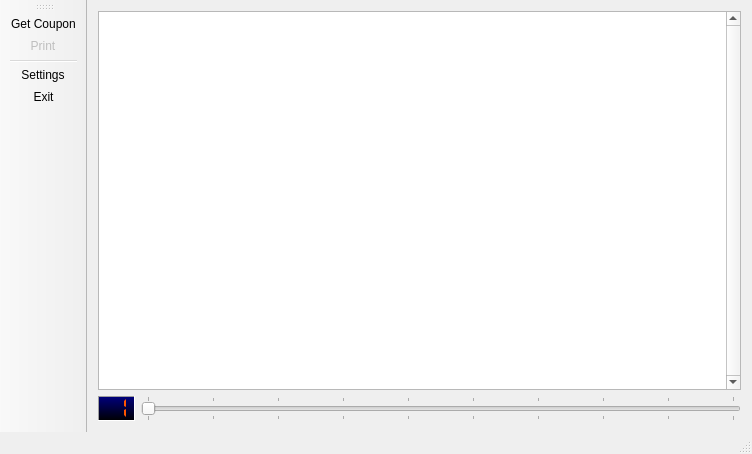
First picture: the form in mainwindow.ui, repository supertunaman/Hobby-Lobby-Coupon-Downloader, before the edit.
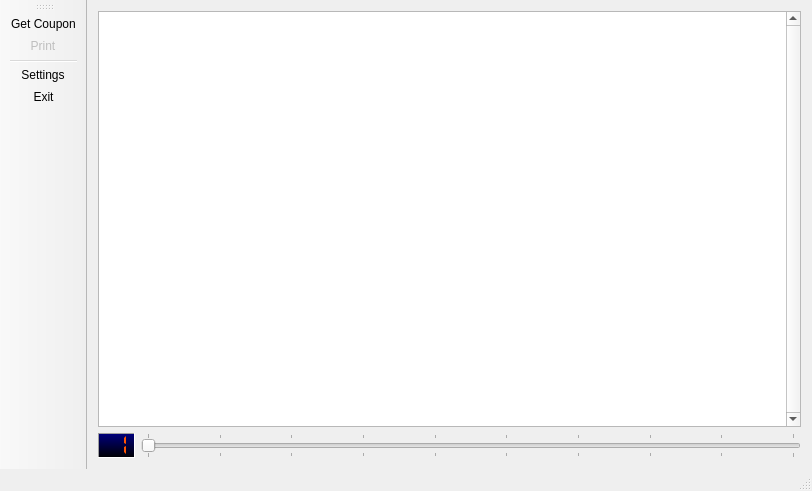
Second picture: the form after the edit. Icons and pictures are not drawn.

Diff of the .ui file:
```diff
--- a/mainwindow.ui
+++ b/mainwindow.ui
@@ -6,8 +6,8 @@
    <rect>
     <x>0</x>
     <y>0</y>
-    <width>752</width>
-    <height>454</height>
+    <width>812</width>
+    <height>491</height>
    </rect>
   </property>
   <property name="sizePolicy">
@@ -58,7 +58,7 @@
         <property name="frameShadow">
          <enum>QFrame::Sunken</enum>
         </property>
-        <property name="numDigits">
+        <property name="digitCount">
          <number>2</number>
         </property>
         <property name="segmentStyle">
```
Left out of the diff: 4 changed lines with no effect on the pictures.
